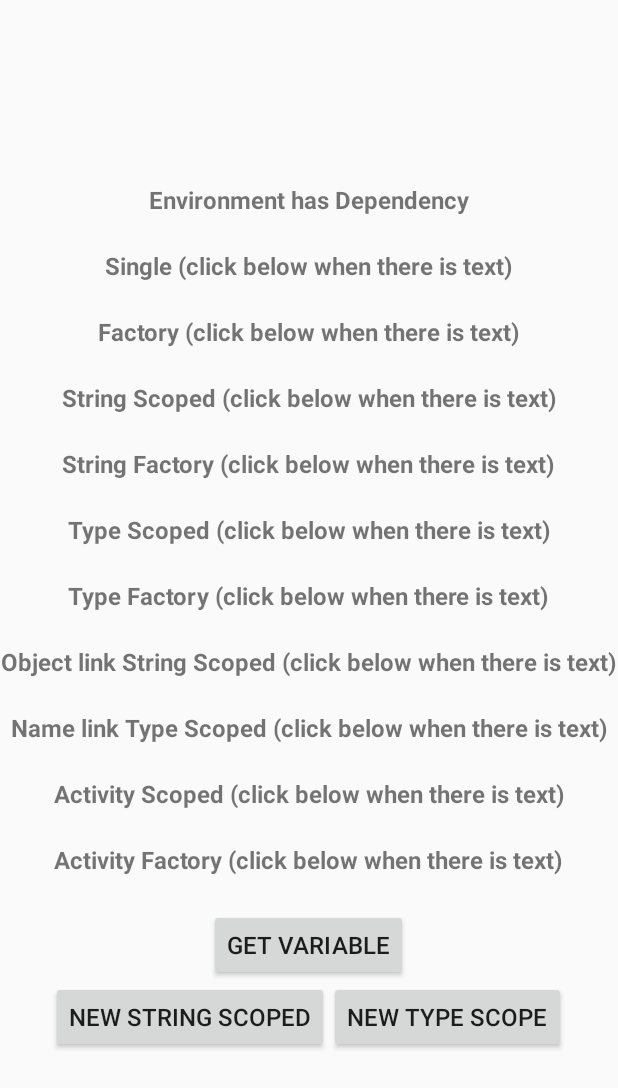
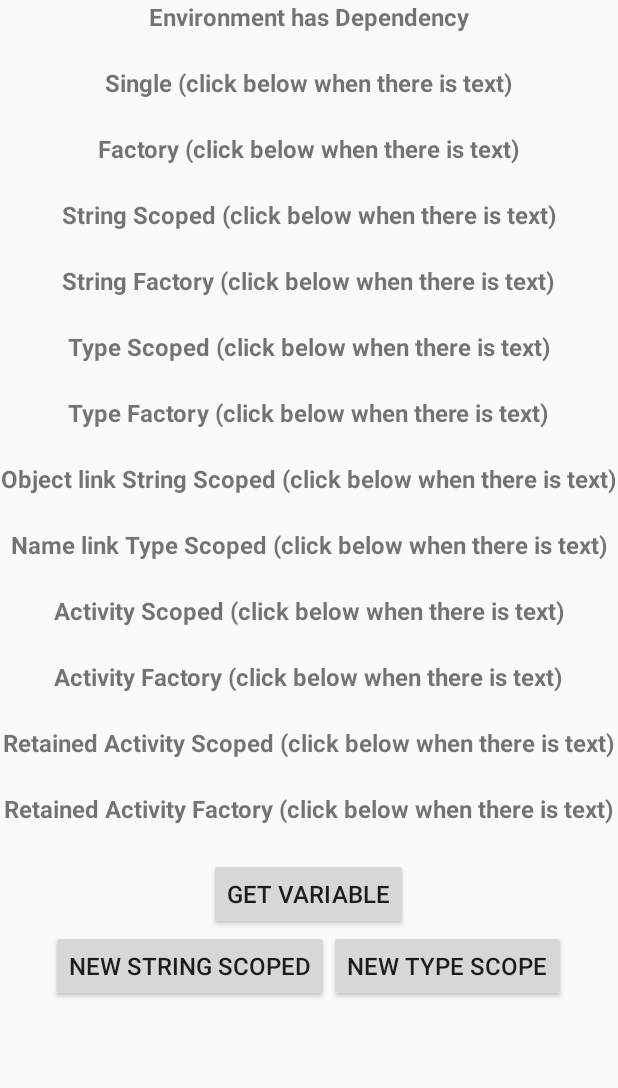
Before and after one commit to elye/demo_android_koin_scope, an Android app: the layout activity_main.xml on its own in the app's theme, with its tools: preview values and no code run, on a phone screen of 412 x 824 dp. Shown: the top 1088 px of the screen. Run offline under Robolectric (Android 15) with nearby library versions, the phone set to English and light mode, and no system bars.

Commit message:
Add activityRetainedScope()

```diff
--- a/app/src/main/java/com/elyeproj/koinscope/MainActivity.kt
+++ b/app/src/main/java/com/elyeproj/koinscope/MainActivity.kt
@@ -5,13 +5,16 @@ import kotlinx.android.synthetic.main.activity_main.*
 import org.koin.android.ext.android.get
 import org.koin.android.ext.android.getKoin
 import org.koin.androidx.scope.ScopeActivity
+import org.koin.androidx.scope.activityRetainedScope
 import org.koin.core.annotation.KoinInternalApi
 import org.koin.core.parameter.parametersOf
 import org.koin.core.qualifier.named
 import org.koin.core.scope.Scope
 import org.koin.core.scope.ScopeID
 
-class MainActivity : ScopeActivity() {
+class MainActivity :ScopeActivity() {
+
+    private val activityRetainedScope : Scope by activityRetainedScope()
 
     private lateinit var container: Container
     private lateinit var typeQualifiedScope: Scope
@@ -74,6 +77,17 @@ class MainActivity : ScopeActivity() {
         txt_activity_factory.setOnClickListener {
             createEnvironment(scope.id, "factoryActivity")
         }
+        txt_retained_activity_scope.setOnClickListener {
+            createEnvironment(activityRetainedScope.id, "scopedActivity")
+        }
+        txt_retained_activity_factory.setOnClickListener {
+            createEnvironment(activityRetainedScope.id, "factoryActivity")
+        }
+    }
+
+    override fun onResume() {
+        super.onResume()
+        getValue()
     }
 
     fun createEnvironment(scopeID: ScopeID, qualifierName: String) {
@@ -105,6 +119,11 @@ class MainActivity : ScopeActivity() {
             scope.get<Dependency>(qualifier = named("scopedActivity")).toString()
         txt_activity_factory.text =
             scope.get<Dependency>(qualifier = named("factoryActivity")).toString()
+        txt_retained_activity_scope.text =
+            activityRetainedScope.get<Dependency>(qualifier = named("scopedActivity")).toString()
+        txt_retained_activity_factory.text =
+            activityRetainedScope.get<Dependency>(qualifier = named("factoryActivity")).toString()
+
     }
 
     override fun onDestroy() {
--- a/app/src/main/res/layout/activity_main.xml
+++ b/app/src/main/res/layout/activity_main.xml
@@ -1,9 +1,13 @@
 <?xml version="1.0" encoding="utf-8"?>
-<LinearLayout xmlns:android="http://schemas.android.com/apk/res/android"
-    xmlns:app="http://schemas.android.com/apk/res-auto"
+
+<ScrollView xmlns:android="http://schemas.android.com/apk/res/android"
     xmlns:tools="http://schemas.android.com/tools"
     android:layout_width="match_parent"
-    android:layout_height="match_parent"
+    android:layout_height="match_parent">
+
+    <LinearLayout
+        android:layout_width="match_parent"
+        android:layout_height="wrap_content"
         android:gravity="center"
         android:orientation="vertical"
         tools:context=".MainActivity">
@@ -151,6 +155,32 @@
             android:layout_height="wrap_content"
             android:textSize="16sp" />
 
+        <androidx.appcompat.widget.AppCompatTextView
+            android:layout_width="wrap_content"
+            android:layout_height="wrap_content"
+            android:text="Retained Activity Scoped (click below when there is text)"
+            android:textSize="16sp"
+            android:textStyle="bold" />
+
+        <androidx.appcompat.widget.AppCompatTextView
+            android:id="@+id/txt_retained_activity_scope"
+            android:layout_width="wrap_content"
+            android:layout_height="wrap_content"
+            android:textSize="16sp" />
+
+        <androidx.appcompat.widget.AppCompatTextView
+            android:layout_width="wrap_content"
+            android:layout_height="wrap_content"
+            android:text="Retained Activity Factory (click below when there is text)"
+            android:textSize="16sp"
+            android:textStyle="bold" />
+
+        <androidx.appcompat.widget.AppCompatTextView
+            android:id="@+id/txt_retained_activity_factory"
+            android:layout_width="wrap_content"
+            android:layout_height="wrap_content"
+            android:textSize="16sp" />
+
         <androidx.appcompat.widget.AppCompatButton
             android:id="@+id/btn_get_variable"
             android:layout_width="wrap_content"
@@ -182,3 +212,4 @@
         </LinearLayout>
 
     </LinearLayout>
+</ScrollView>
```
Lines whose indentation alone changed are shown as unchanged.
